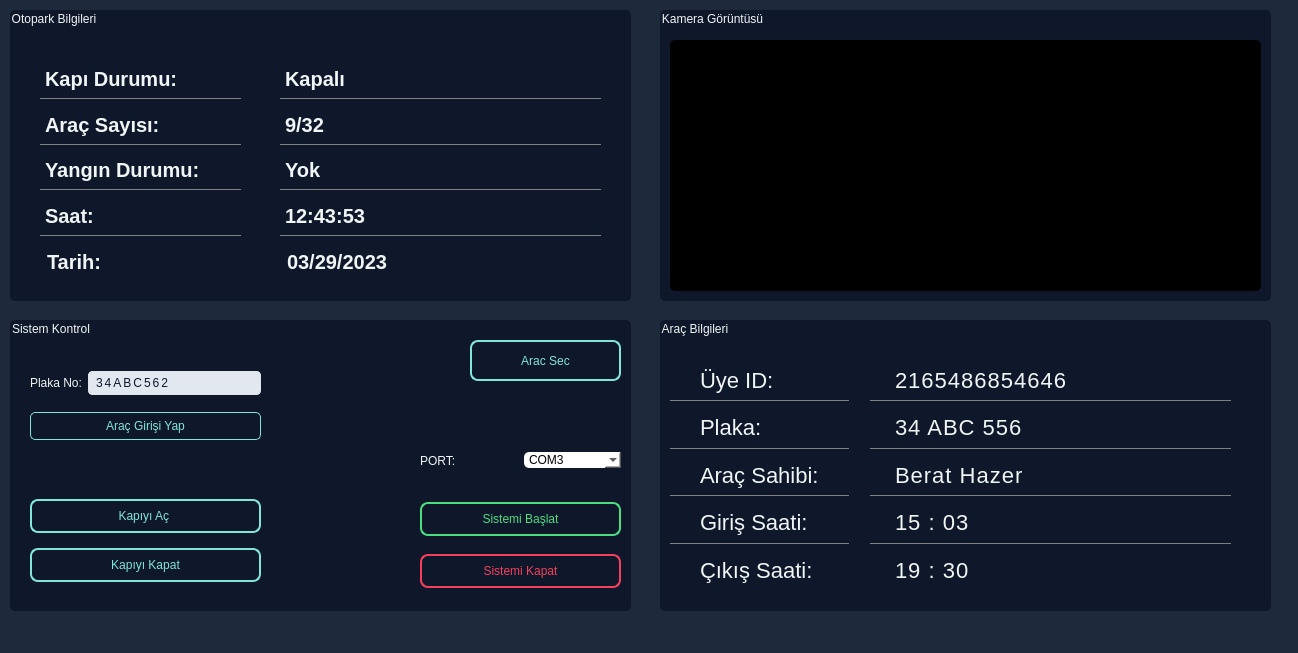
This is designer.ui in berathazer/donem-projesi-python as Qt 5 draws it before an edit. The edited form follows.
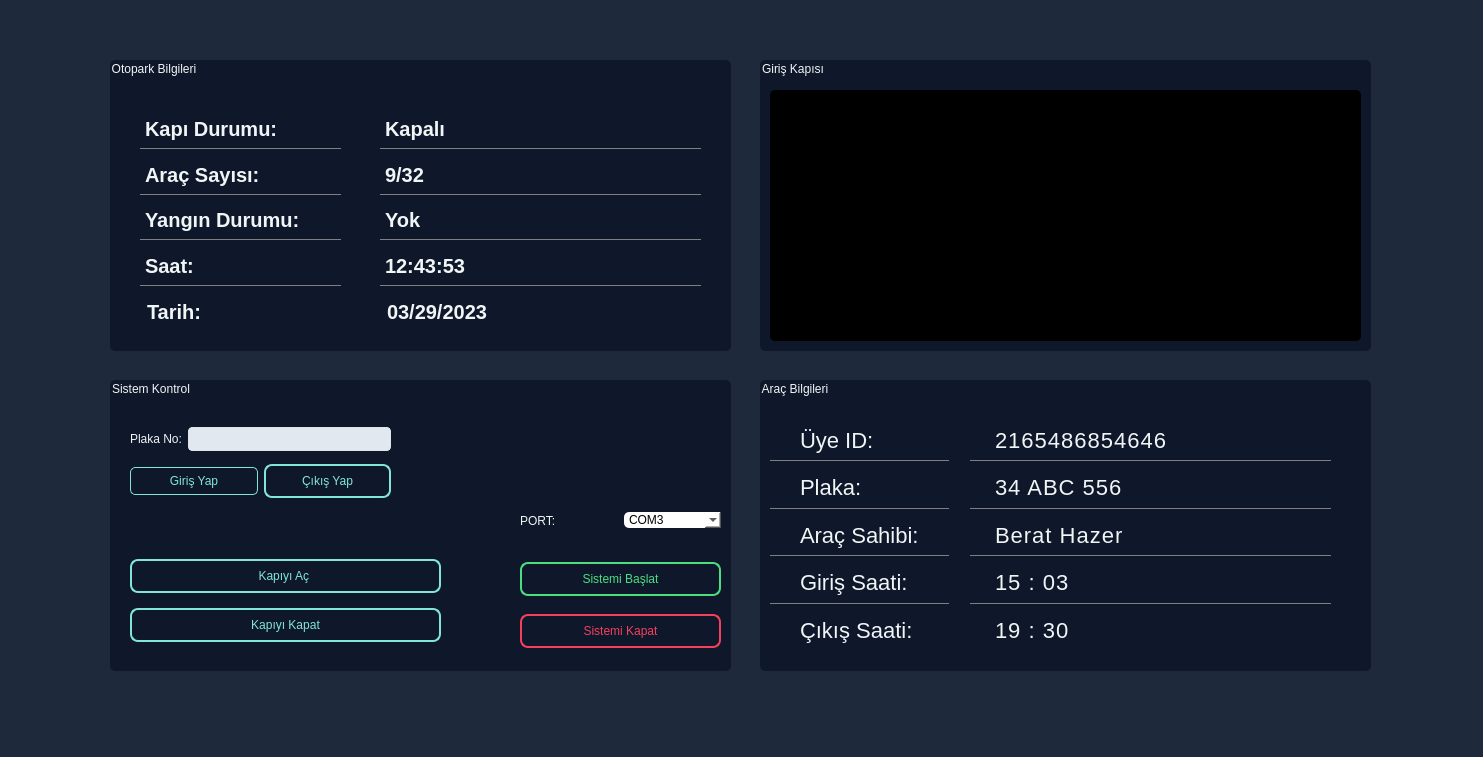
This is the edited form. Icons and pictures are not drawn.

What changed in the file:
```diff
--- a/designer.ui
+++ b/designer.ui
@@ -6,8 +6,8 @@
    <rect>
     <x>0</x>
     <y>0</y>
-    <width>1298</width>
-    <height>653</height>
+    <width>1483</width>
+    <height>757</height>
    </rect>
   </property>
   <property name="windowTitle">
@@ -20,8 +20,8 @@
    <widget class="QGroupBox" name="gb_otoparkBilgileri">
     <property name="geometry">
      <rect>
-      <x>10</x>
-      <y>10</y>
+      <x>110</x>
+      <y>60</y>
       <width>621</width>
       <height>291</height>
      </rect>
@@ -115,7 +115,7 @@
       </item>
      </layout>
     </widget>
-    <widget class="QWidget" name="">
+    <widget class="QWidget" name="layoutWidget">
      <property name="geometry">
       <rect>
        <x>30</x>
@@ -196,8 +196,8 @@
    <widget class="QGroupBox" name="gb_kamera">
     <property name="geometry">
      <rect>
-      <x>660</x>
-      <y>10</y>
+      <x>760</x>
+      <y>60</y>
       <width>611</width>
       <height>291</height>
      </rect>
@@ -213,7 +213,7 @@
 </string>
     </property>
     <property name="title">
-     <string>Kamera Görüntüsü</string>
+     <string>Giriş Kapısı</string>
     </property>
     <widget class="QLabel" name="lb_kamera">
      <property name="geometry">
@@ -238,8 +238,8 @@
    <widget class="QGroupBox" name="gb_sistemKontrol">
     <property name="geometry">
      <rect>
-      <x>10</x>
-      <y>320</y>
+      <x>110</x>
+      <y>380</y>
       <width>621</width>
       <height>291</height>
      </rect>
@@ -255,84 +255,12 @@
     <property name="title">
      <string>Sistem Kontrol</string>
     </property>
-    <widget class="QWidget" name="layoutWidget">
-     <property name="geometry">
-      <rect>
-       <x>20</x>
-       <y>40</y>
-       <width>231</width>
-       <height>91</height>
-      </rect>
-     </property>
-     <layout class="QVBoxLayout" name="verticalLayout">
-      <item>
-       <layout class="QHBoxLayout" name="horizontalLayout">
-        <item>
-         <widget class="QLabel" name="label">
-          <property name="text">
-           <string>Plaka No:</string>
-          </property>
-         </widget>
-        </item>
-        <item>
-         <widget class="QLineEdit" name="le_plakaNo">
-          <property name="styleSheet">
-           <string notr="true">border-radius: 4px;
-border: 1px solid #e0e4e7;
-padding: 3px 5px;
-background-color:#e2e8f0;
-color:#0f172a;
-letter-spacing:2px</string>
-          </property>
-          <property name="text">
-           <string>34ABC562</string>
-          </property>
-         </widget>
-        </item>
-       </layout>
-      </item>
-      <item>
-       <widget class="QPushButton" name="pushButton">
-        <property name="styleSheet">
-         <string notr="true">border: 1px solid #81E6D9;
-border-radius: 5px;
-padding: 6px 0px;
-color:#81E6D9;
-font: 700 10pt &quot;Segoe UI&quot;;</string>
-        </property>
-        <property name="text">
-         <string>Araç Girişi Yap</string>
-        </property>
-       </widget>
-      </item>
-     </layout>
-    </widget>
-    <widget class="QPushButton" name="btn_aracSec">
-     <property name="geometry">
-      <rect>
-       <x>460</x>
-       <y>20</y>
-       <width>151</width>
-       <height>41</height>
-      </rect>
-     </property>
-     <property name="styleSheet">
-      <string notr="true">border: 2px solid #81E6D9;
-border-radius: 8px;
-padding: 8px 4px;
-color:#81E6D9;
-font: 700 9pt &quot;Segoe UI&quot;;</string>
-     </property>
-     <property name="text">
-      <string>Arac Sec</string>
-     </property>
-    </widget>
     <widget class="QWidget" name="layoutWidget">
      <property name="geometry">
       <rect>
        <x>20</x>
        <y>170</y>
-       <width>231</width>
+       <width>311</width>
        <height>103</height>
       </rect>
      </property>
@@ -407,7 +335,7 @@
       </item>
      </layout>
     </widget>
-    <widget class="QWidget" name="">
+    <widget class="QWidget" name="layoutWidget">
      <property name="geometry">
       <rect>
        <x>410</x>
@@ -449,12 +377,82 @@
       </item>
      </layout>
     </widget>
+    <widget class="QWidget" name="">
+     <property name="geometry">
+      <rect>
+       <x>20</x>
+       <y>40</y>
+       <width>261</width>
+       <height>85</height>
+      </rect>
+     </property>
+     <layout class="QVBoxLayout" name="verticalLayout">
+      <item>
+       <layout class="QHBoxLayout" name="horizontalLayout">
+        <item>
+         <widget class="QLabel" name="label">
+          <property name="text">
+           <string>Plaka No:</string>
+          </property>
+         </widget>
+        </item>
+        <item>
+         <widget class="QLineEdit" name="le_plakaNo">
+          <property name="styleSheet">
+           <string notr="true">border-radius: 4px;
+border: 1px solid #e0e4e7;
+padding: 3px 5px;
+background-color:#e2e8f0;
+color:#0f172a;
+letter-spacing:2px</string>
+          </property>
+          <property name="text">
+           <string/>
+          </property>
+         </widget>
+        </item>
+       </layout>
+      </item>
+      <item>
+       <layout class="QHBoxLayout" name="horizontalLayout_3">
+        <item>
+         <widget class="QPushButton" name="btn_aracGirisiYap">
+          <property name="styleSheet">
+           <string notr="true">border: 1px solid #81E6D9;
+border-radius: 5px;
+padding: 6px 0px;
+color:#81E6D9;
+font: 700 10pt &quot;Segoe UI&quot;;</string>
+          </property>
+          <property name="text">
+           <string>Giriş Yap</string>
+          </property>
+         </widget>
+        </item>
+        <item>
+         <widget class="QPushButton" name="btn_aracCikisiYap">
+          <property name="styleSheet">
+           <string notr="true">border: 2px solid #81E6D9;
+border-radius: 8px;
+padding: 8px 4px;
+color:#81E6D9;
+font: 700 9pt &quot;Segoe UI&quot;;</string>
+          </property>
+          <property name="text">
+           <string>Çıkış Yap</string>
+          </property>
+         </widget>
+        </item>
+       </layout>
+      </item>
+     </layout>
+    </widget>
    </widget>
    <widget class="QGroupBox" name="gb_aracBilgileri">
     <property name="geometry">
      <rect>
-      <x>660</x>
-      <y>320</y>
+      <x>760</x>
+      <y>380</y>
       <width>611</width>
       <height>291</height>
      </rect>
@@ -470,7 +468,7 @@
     <property name="title">
      <string>Araç Bilgileri</string>
     </property>
-    <widget class="QWidget" name="">
+    <widget class="QWidget" name="layoutWidget">
      <property name="geometry">
       <rect>
        <x>10</x>
@@ -551,7 +549,7 @@
       </item>
      </layout>
     </widget>
-    <widget class="QWidget" name="">
+    <widget class="QWidget" name="layoutWidget">
      <property name="geometry">
       <rect>
        <x>210</x>
```
